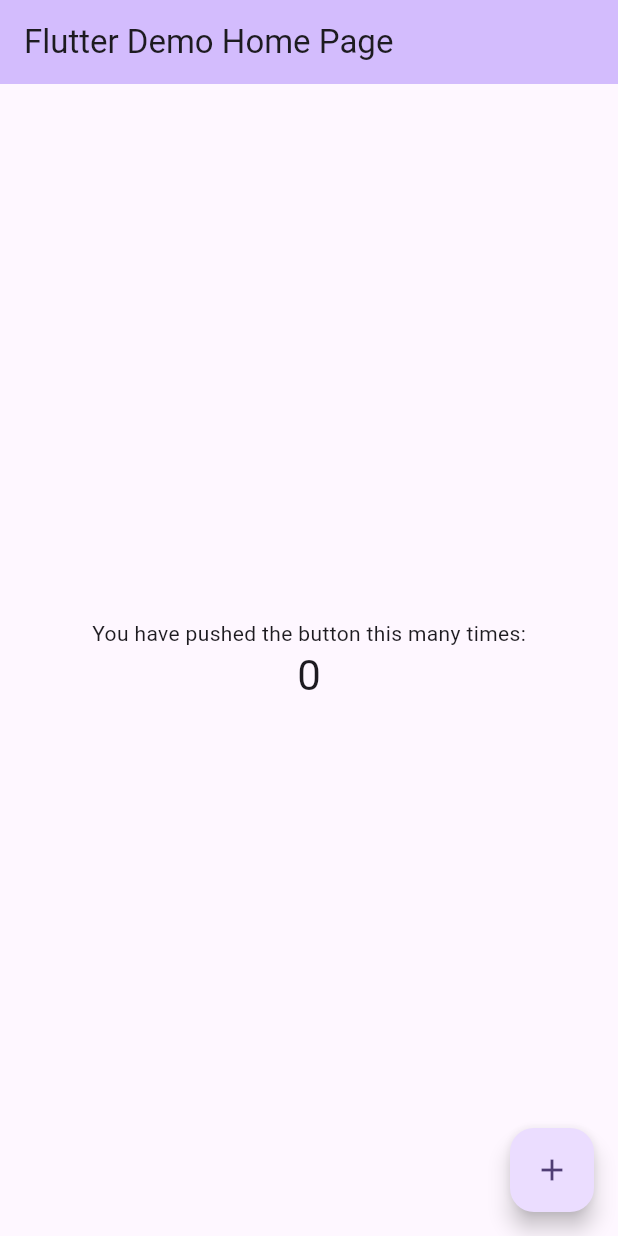
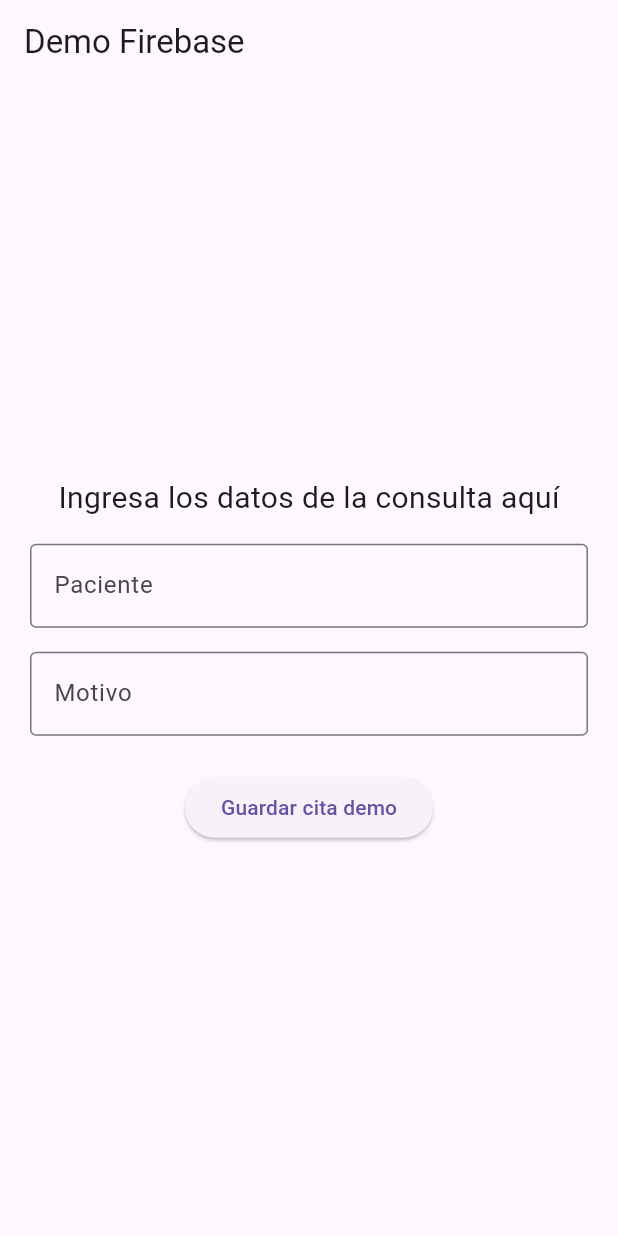
Before and after one commit to MiroslavaMoh/doctor_appointment_front_miros, a Flutter app: the screen it shows after launch, on a phone screen of 412 x 824 dp. Run offline on Flutter 3.47's test engine with Material 3 defaults, Android fonts, the phone set to English and light mode, and no system bars; our stand-ins replace cloud_firestore, equatable, firebase_core; accounts and stored records are empty.

Commit message:
Configure firebase

```diff
--- /dev/null
+++ b/lib/home_alternative.dart
@@ -0,0 +1,90 @@
+import 'package:cloud_firestore/cloud_firestore.dart';
+import 'firebase_options.dart';
+import 'package:flutter/material.dart';
+
+class home_alternative extends StatefulWidget {
+  const home_alternative({super.key});
+
+  @override
+  State<home_alternative> createState() => _home_alternativeState();
+}
+
+class _home_alternativeState extends State<home_alternative> {
+  final TextEditingController _pacienteController =TextEditingController();
+  final TextEditingController _motivoController =TextEditingController();
+
+  Future<void> _guardarCita() async {
+    final String paciente = _pacienteController.text;
+    final String motivo = _motivoController.text;
+    //Enviar información
+      if (paciente.isNotEmpty && motivo.isNotEmpty){
+        await FirebaseFirestore.instance.collection('DocApp').add({
+          'paciente':paciente,
+          'motivo':motivo,
+          'fecha':'2025-09-18',
+          'creadoEn': FieldValue.serverTimestamp(),
+        });
+        //Limpiar
+         _pacienteController.clear();
+         _motivoController.clear();
+        //Mensaje de exito
+        if (mounted) {
+        ScaffoldMessenger.of(context).showSnackBar(
+          const SnackBar(content: Text('Cita guardada ✅')),
+        );
+
+      }
+  }
+  }
+
+  @override
+  Widget build(BuildContext context) {
+    return Scaffold(
+      appBar: AppBar(title: const Text('Demo Firebase')),
+      body: Padding(
+        padding: const EdgeInsets.all(20.0),
+
+        child: Column(
+          mainAxisAlignment: MainAxisAlignment.center,//alinear verticalmente centro
+
+          children: [
+            Text(
+                textAlign: TextAlign.left,
+                'Ingresa los datos de la consulta aquí',
+              style: TextStyle(
+                fontSize: 20.0
+              ),
+            ),
+            const SizedBox(height: 16),
+
+
+            //Campos de texto
+            TextField(
+              controller: _pacienteController, // Vinculamos el controlador.
+              obscureText: false,
+              decoration: InputDecoration(border: OutlineInputBorder(), labelText: 'Paciente'),
+            ),
+            const SizedBox(height: 16),
+
+            TextField(
+              controller: _motivoController, // Vinculamos el controlador.
+              obscureText: false,
+              decoration: InputDecoration(border: OutlineInputBorder(), labelText: 'Motivo'),
+            ),
+            const SizedBox(height: 24),
+
+            //Boton de enviar
+            Align(
+              alignment: Alignment.center,
+              child: ElevatedButton(
+                onPressed: _guardarCita, //Activa la función "_guardarCitaDemo"
+                child: const Text('Guardar cita demo'),
+              ),
+            )
+
+          ],
+        ),
+        ),
+    );
+  }
+}
--- a/lib/main.dart
+++ b/lib/main.dart
@@ -1,133 +1,65 @@
+import 'package:doctor_appointment_front_miros/home_alternative.dart';
 import 'package:flutter/material.dart';
 import 'package:firebase_core/firebase_core.dart';
 import 'firebase_options.dart';
+import 'package:cloud_firestore/cloud_firestore.dart'; // agregar paquete de acceso a clous firestore
 
-
+// Función principal que inicia la aplicación.
 void main() async {
   WidgetsFlutterBinding.ensureInitialized();
-  await Firebase.initializeApp(
-    options: DefaultFirebaseOptions.currentPlatform,
+  await Firebase.initializeApp( //Hace conección de firebase
+    options: DefaultFirebaseOptions.currentPlatform, // Usa tu firebase_options.dart
   );
-  runApp(const MyApp());
+  runApp(const MyApp()); // Corre la aplicación principal una vez que Firebase está listo.
 }
 
+// Widget raíz de la aplicación.
 class MyApp extends StatelessWidget {
   const MyApp({super.key});
 
-
-
-
-  // This widget is the root of your application.
   @override
   Widget build(BuildContext context) {
-    return MaterialApp(
-      title: 'Flutter Demo',
-      theme: ThemeData(
-        // This is the theme of your application.
-        //
-        // TRY THIS: Try running your application with "flutter run". You'll see
-        // the application has a purple toolbar. Then, without quitting the app,
-        // try changing the seedColor in the colorScheme below to Colors.green
-        // and then invoke "hot reload" (save your changes or press the "hot
-        // reload" button in a Flutter-supported IDE, or press "r" if you used
-        // the command line to start the app).
-        //
-        // Notice that the counter didn't reset back to zero; the application
-        // state is not lost during the reload. To reset the state, use hot
-        // restart instead.
-        //
-        // This works for code too, not just values: Most code changes can be
-        // tested with just a hot reload.
-        colorScheme: ColorScheme.fromSeed(seedColor: Colors.deepPurple),
-      ),
-      home: const MyHomePage(title: 'Flutter Demo Home Page'),
+    return const MaterialApp( //Se usa Materials en el visual
+      debugShowCheckedModeBanner: false, //Quitar banner
+      //home: HomePage(),// Establece HomePage como la pantalla inicial de la aplicación.
+      home: home_alternative(),
     );
   }
 }
 
-
-class MyHomePage extends StatefulWidget {
-  const MyHomePage({super.key, required this.title});
-
-  // This widget is the home page of your application. It is stateful, meaning
-  // that it has a State object (defined below) that contains fields that affect
-  // how it looks.
-
-  // This class is the configuration for the state. It holds the values (in this
-  // case the title) provided by the parent (in this case the App widget) and
-  // used by the build method of the State. Fields in a Widget subclass are
-  // always marked "final".
-
-  final String title;
-
-  @override
-  State<MyHomePage> createState() => _MyHomePageState();
-}
-
-class _MyHomePageState extends State<MyHomePage> {
-  int _counter = 0;
-
-  void _incrementCounter() {
-    setState(() {
-      // This call to setState tells the Flutter framework that something has
-      // changed in this State, which causes it to rerun the build method below
-      // so that the display can reflect the updated values. If we changed
-      // _counter without calling setState(), then the build method would not be
-      // called again, and so nothing would appear to happen.
-      _counter++;
-    });
+//Funcionamiento de la página
+class HomePage extends StatelessWidget {
+  const HomePage({super.key});
+  //Función "_guardarCitaDemo" la cual envia los datos a la base de datos
+  Future<void> _guardarCitaDemo(BuildContext context) async {
+    await FirebaseFirestore.instance.collection('DocApp').add(
+      {
+        'paciente': 'Erick Estrella',
+        'motivo': 'Revisión general',
+        'fecha': '2025-09-30',
+      'creadoEn': FieldValue.serverTimestamp(),//Tiempo de creación
+    }
+    );
+    //Mensaje de exito cuando la información ha sido enviada
+    if (context.mounted) { //si la información ha sido enviado con exito entonces...
+      ScaffoldMessenger.of(context).showSnackBar(//Mensaje visual snackbar (parte inferior de la pantalla)
+        const SnackBar(content: Text('Cita guardada ✅')),//texto del mensaje de exito
+      );
+    }
   }
 
+ //Parte visual de la pantalla
   @override
   Widget build(BuildContext context) {
-    // This method is rerun every time setState is called, for instance as done
-    // by the _incrementCounter method above.
-    //
-    // The Flutter framework has been optimized to make rerunning build methods
-    // fast, so that you can just rebuild anything that needs updating rather
-    // than having to individually change instances of widgets.
     return Scaffold(
-      appBar: AppBar(
-        // TRY THIS: Try changing the color here to a specific color (to
-        // Colors.amber, perhaps?) and trigger a hot reload to see the AppBar
-        // change color while the other colors stay the same.
-        backgroundColor: Theme.of(context).colorScheme.inversePrimary,
-        // Here we take the value from the MyHomePage object that was created by
-        // the App.build method, and use it to set our appbar title.
-        title: Text(widget.title),
-      ),
+      appBar: AppBar(title: const Text('Demo Firebase')), // Barra y titulo superior de la aplicación.
+      //Boton unico en la pantalla
       body: Center(
-        // Center is a layout widget. It takes a single child and positions it
-        // in the middle of the parent.
-        child: Column(
-          // Column is also a layout widget. It takes a list of children and
-          // arranges them vertically. By default, it sizes itself to fit its
-          // children horizontally, and tries to be as tall as its parent.
-          //
-          // Column has various properties to control how it sizes itself and
-          // how it positions its children. Here we use mainAxisAlignment to
-          // center the children vertically; the main axis here is the vertical
-          // axis because Columns are vertical (the cross axis would be
-          // horizontal).
-          //
-          // TRY THIS: Invoke "debug painting" (choose the "Toggle Debug Paint"
-          // action in the IDE, or press "p" in the console), to see the
-          // wireframe for each widget.
-          mainAxisAlignment: MainAxisAlignment.center,
-          children: <Widget>[
-            const Text('You have pushed the button this many times:'),
-            Text(
-              '$_counter',
-              style: Theme.of(context).textTheme.headlineMedium,
-            ),
-          ],
+        child: ElevatedButton(
+          onPressed: () => _guardarCitaDemo(context), //Activa la función "_guardarCitaDemo"
+          child: const Text('Guardar cita demo'),
         ),
       ),
-      floatingActionButton: FloatingActionButton(
-        onPressed: _incrementCounter,
-        tooltip: 'Increment',
-        child: const Icon(Icons.add),
-      ), // This trailing comma makes auto-formatting nicer for build methods.
     );
   }
 }
--- a/pubspec.yaml
+++ b/pubspec.yaml
@@ -31,7 +31,8 @@ dependencies:
   firebase_core: ^4.1.0
   flutter:
     sdk: flutter
-
+  cloud_firestore: ^6.0.1
+  equatable: ^2.0.7
 
 
   # The following adds the Cupertino Icons font to your application.
```
Also changed, not shown: lib/bloc/confirmation_event.dart (added, +7 -0 lines), lib/bloc/confirmation_bloc.dart (added), lib/bloc/confirmation_state.dart (added), lib/pages/appointment_detail_page.dart (added), pubspec.lock, 6 other files.
